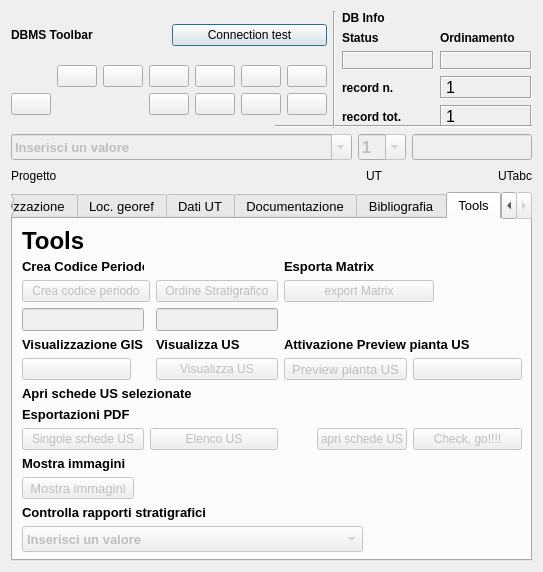
pyarchinit/pyarchinit_218, file pyarchinit_dev20130710/modules/gui/pyarchinit_UT_ui.ui: the form before one commit.
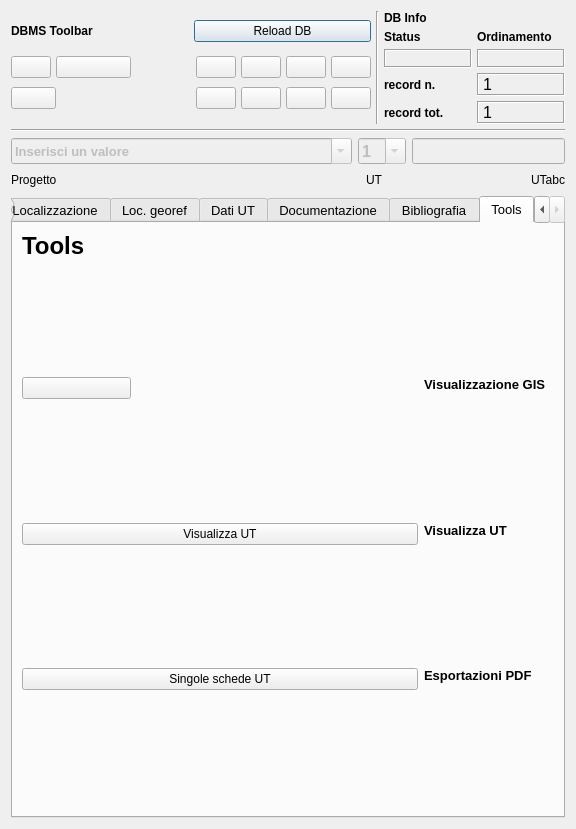
The form after the commit. The open tabs and pages were chosen to show the change. Icons and pictures are not drawn.

```diff
--- a/pyarchinit_dev20130710/modules/gui/pyarchinit_UT_ui.ui
+++ b/pyarchinit_dev20130710/modules/gui/pyarchinit_UT_ui.ui
@@ -6,8 +6,8 @@
    <rect>
     <x>0</x>
     <y>0</y>
-    <width>543</width>
-    <height>572</height>
+    <width>576</width>
+    <height>829</height>
    </rect>
   </property>
   <property name="minimumSize">
@@ -23,13 +23,33 @@
    <iconset resource="resources.qrc">
     <normaloff>:/images/iconPAI.png</normaloff>:/images/iconPAI.png</iconset>
   </property>
-  <layout class="QGridLayout" name="gridLayout_15">
-   <item row="0" column="0" rowspan="2" colspan="2">
+  <layout class="QGridLayout" name="gridLayout_18">
+   <item row="0" column="1">
+    <layout class="QGridLayout" name="gridLayout_10">
+     <item row="0" column="0">
+      <layout class="QVBoxLayout" name="verticalLayout_4">
+       <property name="spacing">
+        <number>6</number>
+       </property>
+       <item>
+        <layout class="QVBoxLayout" name="verticalLayout_3">
+         <item>
+          <layout class="QVBoxLayout" name="verticalLayout" stretch="0,0">
+           <property name="spacing">
+            <number>5</number>
+           </property>
+           <property name="sizeConstraint">
+            <enum>QLayout::SetFixedSize</enum>
+           </property>
+           <property name="topMargin">
+            <number>0</number>
+           </property>
+           <item>
     <layout class="QHBoxLayout" name="horizontalLayout">
      <item>
-      <layout class="QGridLayout" name="gridLayout_3">
+              <layout class="QGridLayout" name="gridLayout_2">
        <item row="0" column="0">
-        <widget class="QLabel" name="label_34">
+                <widget class="QLabel" name="label_29">
          <property name="font">
           <font>
            <weight>75</weight>
@@ -42,16 +62,16 @@
         </widget>
        </item>
        <item row="0" column="1">
-        <widget class="QPushButton" name="pushButton_connect_2">
+                <widget class="QPushButton" name="pushButton_connect">
          <property name="text">
-          <string>Connection test</string>
+                  <string>Reload DB</string>
          </property>
         </widget>
        </item>
        <item row="1" column="0" colspan="2">
-        <layout class="QGridLayout" name="gridLayout_4">
-         <item row="0" column="5">
-          <widget class="QPushButton" name="pushButton_first_rec_2">
+                <layout class="QGridLayout" name="gridLayout">
+                 <item row="0" column="0">
+                  <widget class="QPushButton" name="pushButton_first_rec">
            <property name="toolTip">
             <string>First rec</string>
            </property>
@@ -64,8 +84,22 @@
            </property>
           </widget>
          </item>
-         <item row="0" column="7">
-          <widget class="QPushButton" name="pushButton_next_rec_2">
+                 <item row="0" column="1" colspan="2">
+                  <widget class="QPushButton" name="pushButton_prev_rec">
+                   <property name="toolTip">
+                    <string>Prev rec</string>
+                   </property>
+                   <property name="text">
+                    <string/>
+                   </property>
+                   <property name="icon">
+                    <iconset>
+                     <normaloff>:/images/4_leftArrow.png</normaloff>:/images/4_leftArrow.png</iconset>
+                   </property>
+                  </widget>
+                 </item>
+                 <item row="0" column="4">
+                  <widget class="QPushButton" name="pushButton_next_rec">
            <property name="toolTip">
             <string>Next rec</string>
            </property>
@@ -78,8 +112,8 @@
            </property>
           </widget>
          </item>
-         <item row="0" column="8">
-          <widget class="QPushButton" name="pushButton_last_rec_2">
+                 <item row="0" column="5">
+                  <widget class="QPushButton" name="pushButton_last_rec">
            <property name="toolTip">
             <string>Last rec</string>
            </property>
@@ -92,8 +126,8 @@
            </property>
           </widget>
          </item>
-         <item row="0" column="9">
-          <widget class="QPushButton" name="pushButton_new_rec_2">
+                 <item row="0" column="6">
+                  <widget class="QPushButton" name="pushButton_new_rec">
            <property name="font">
             <font>
              <pointsize>9</pointsize>
@@ -111,8 +145,8 @@
            </property>
           </widget>
          </item>
-         <item row="0" column="10">
-          <widget class="QPushButton" name="pushButton_save_2">
+                 <item row="0" column="7">
+                  <widget class="QPushButton" name="pushButton_save">
            <property name="font">
             <font>
              <pointsize>9</pointsize>
@@ -133,8 +167,40 @@
            </property>
           </widget>
          </item>
-         <item row="1" column="7">
-          <widget class="QPushButton" name="pushButton_new_search_2">
+                 <item row="1" column="0" colspan="2">
+                  <widget class="QPushButton" name="pushButton_delete">
+                   <property name="font">
+                    <font>
+                     <pointsize>9</pointsize>
+                    </font>
+                   </property>
+                   <property name="toolTip">
+                    <string>Delete record</string>
+                   </property>
+                   <property name="text">
+                    <string/>
+                   </property>
+                   <property name="icon">
+                    <iconset>
+                     <normaloff>:/images/delete.png</normaloff>:/images/delete.png</iconset>
+                   </property>
+                  </widget>
+                 </item>
+                 <item row="1" column="2">
+                  <spacer name="horizontalSpacer">
+                   <property name="orientation">
+                    <enum>Qt::Horizontal</enum>
+                   </property>
+                   <property name="sizeHint" stdset="0">
+                    <size>
+                     <width>70</width>
+                     <height>30</height>
+                    </size>
+                   </property>
+                  </spacer>
+                 </item>
+                 <item row="1" column="4">
+                  <widget class="QPushButton" name="pushButton_new_search">
            <property name="font">
             <font>
              <pointsize>9</pointsize>
@@ -152,8 +218,8 @@
            </property>
           </widget>
          </item>
-         <item row="1" column="8">
-          <widget class="QPushButton" name="pushButton_search_go_2">
+                 <item row="1" column="5">
+                  <widget class="QPushButton" name="pushButton_search_go">
            <property name="font">
             <font>
              <pointsize>9</pointsize>
@@ -171,8 +237,8 @@
            </property>
           </widget>
          </item>
-         <item row="1" column="9">
-          <widget class="QPushButton" name="pushButton_sort_2">
+                 <item row="1" column="6">
+                  <widget class="QPushButton" name="pushButton_sort">
            <property name="font">
             <font>
              <pointsize>9</pointsize>
@@ -190,8 +256,8 @@
            </property>
           </widget>
          </item>
-         <item row="1" column="10">
-          <widget class="QPushButton" name="pushButton_view_all_2">
+                 <item row="1" column="7">
+                  <widget class="QPushButton" name="pushButton_view_all">
            <property name="font">
             <font>
              <pointsize>9</pointsize>
@@ -209,41 +275,18 @@
            </property>
           </widget>
          </item>
-         <item row="1" column="2">
-          <widget class="QPushButton" name="pushButton_delete_2">
-           <property name="enabled">
-            <bool>true</bool>
-           </property>
-           <property name="font">
-            <font>
-             <pointsize>9</pointsize>
-            </font>
-           </property>
-           <property name="toolTip">
-            <string>Delete record</string>
-           </property>
-           <property name="text">
-            <string/>
-           </property>
-           <property name="icon">
-            <iconset resource="resources.qrc">
-             <normaloff>:/images/delete.png</normaloff>:/images/delete.png</iconset>
-           </property>
-          </widget>
-         </item>
-         <item row="0" column="6">
-          <widget class="QPushButton" name="pushButton_prev_rec_2">
-           <property name="toolTip">
-            <string>Prev rec</string>
-           </property>
-           <property name="text">
-            <string/>
-           </property>
-           <property name="icon">
-            <iconset resource="resources.qrc">
-             <normaloff>:/images/4_leftArrow.png</normaloff>:/images/4_leftArrow.png</iconset>
-           </property>
-          </widget>
+                 <item row="0" column="3">
+                  <spacer name="horizontalSpacer_2">
+                   <property name="orientation">
+                    <enum>Qt::Horizontal</enum>
+                   </property>
+                   <property name="sizeHint" stdset="0">
+                    <size>
+                     <width>60</width>
+                     <height>20</height>
+                    </size>
+                   </property>
+                  </spacer>
          </item>
         </layout>
        </item>
@@ -275,7 +318,7 @@
         </widget>
        </item>
        <item row="1" column="0">
-        <layout class="QGridLayout" name="gridLayout_10">
+                <layout class="QGridLayout" name="gridLayout_4">
          <item row="0" column="1">
           <widget class="QLabel" name="label_43">
            <property name="font">
@@ -370,7 +413,7 @@
           </widget>
          </item>
          <item row="0" column="0">
-          <widget class="QLabel" name="label_35">
+                  <widget class="QLabel" name="label_34">
            <property name="font">
             <font>
              <pointsize>9</pointsize>
@@ -389,7 +432,7 @@
         </layout>
        </item>
        <item row="2" column="0">
-        <layout class="QGridLayout" name="gridLayout_14">
+                <layout class="QGridLayout" name="gridLayout_3">
          <item row="0" column="0">
           <widget class="QLabel" name="label_27">
            <property name="font">
@@ -486,7 +529,7 @@
      </item>
     </layout>
    </item>
-   <item row="1" column="1">
+           <item>
     <widget class="Line" name="line_8">
      <property name="font">
       <font>
@@ -499,7 +542,9 @@
      </property>
     </widget>
    </item>
-   <item row="2" column="0" colspan="2">
+          </layout>
+         </item>
+         <item>
     <layout class="QVBoxLayout" name="verticalLayout_2">
      <item>
       <layout class="QHBoxLayout" name="horizontalLayout_2">
@@ -741,10 +786,14 @@
      </item>
     </layout>
    </item>
-   <item row="3" column="0">
+        </layout>
+       </item>
+       <item>
     <layout class="QGridLayout" name="gridLayout_6"/>
    </item>
-   <item row="4" column="0" colspan="2">
+      </layout>
+     </item>
+     <item row="1" column="0">
     <widget class="QTabWidget" name="tabWidget_ut">
      <property name="font">
       <font>
@@ -1950,8 +1999,61 @@
        <string>Tools</string>
       </attribute>
       <layout class="QGridLayout" name="gridLayout_8">
-       <item row="0" column="0">
+         <item row="4" column="1" alignment="Qt::AlignTop">
+          <widget class="QPushButton" name="pushButton_showLayer">
+           <property name="font">
+            <font>
+             <pointsize>9</pointsize>
+            </font>
+           </property>
+           <property name="toolTip">
+            <string>Show Selcted Features</string>
+           </property>
+           <property name="text">
+            <string>Visualizza UT</string>
+           </property>
+           <property name="icon">
+            <iconset>
+             <normaloff>:/images/sheet.png</normaloff>:/images/sheet.png</iconset>
+           </property>
+           <property name="checkable">
+            <bool>false</bool>
+           </property>
+           <property name="default">
+            <bool>false</bool>
+           </property>
+           <property name="flat">
+            <bool>false</bool>
+           </property>
+          </widget>
+         </item>
+         <item row="5" column="1" alignment="Qt::AlignTop">
+          <widget class="QPushButton" name="pushButton_pdf_exp">
+           <property name="font">
+            <font>
+             <pointsize>9</pointsize>
+            </font>
+           </property>
+           <property name="toolTip">
+            <string>Export PDF</string>
+           </property>
+           <property name="text">
+            <string>Singole schede UT</string>
+           </property>
+           <property name="icon">
+            <iconset>
+             <normaloff>:/images/sheet.png</normaloff>:/images/sheet.png</iconset>
+           </property>
+          </widget>
+         </item>
+         <item row="0" column="1" alignment="Qt::AlignTop">
         <widget class="QLabel" name="label_36">
+           <property name="minimumSize">
+            <size>
+             <width>396</width>
+             <height>0</height>
+            </size>
+           </property>
          <property name="font">
           <font>
            <pointsize>18</pointsize>
@@ -1964,118 +2066,42 @@
          </property>
         </widget>
        </item>
-       <item row="1" column="0">
-        <widget class="QLabel" name="label_47">
-         <property name="font">
-          <font>
-           <weight>75</weight>
-           <bold>true</bold>
-          </font>
-         </property>
-         <property name="text">
-          <string>Crea Codice Periodo</string>
-         </property>
-        </widget>
-       </item>
-       <item row="1" column="3" colspan="2">
-        <widget class="QLabel" name="label_45">
-         <property name="font">
-          <font>
-           <weight>75</weight>
-           <bold>true</bold>
-          </font>
-         </property>
-         <property name="text">
-          <string>Esporta Matrix</string>
-         </property>
-        </widget>
-       </item>
-       <item row="2" column="0" colspan="2">
-        <widget class="QPushButton" name="pushButton_crea_codice_periodo">
-         <property name="enabled">
-          <bool>false</bool>
-         </property>
-         <property name="maximumSize">
+         <item row="1" column="1" alignment="Qt::AlignTop">
+          <widget class="QToolButton" name="toolButtonGis">
+           <property name="minimumSize">
           <size>
-           <width>150</width>
-           <height>16777215</height>
-          </size>
-         </property>
-         <property name="font">
-          <font>
-           <pointsize>9</pointsize>
-          </font>
-         </property>
+             <width>109</width>
+             <height>0</height>
+            </size>
+           </property>
          <property name="toolTip">
           <string>Show Selcted Features</string>
          </property>
          <property name="text">
-          <string>Crea codice periodo</string>
+            <string/>
          </property>
          <property name="icon">
-          <iconset resource="resources.qrc">
-           <normaloff>:/images/sheet.png</normaloff>:/images/sheet.png</iconset>
-         </property>
-        </widget>
-       </item>
-       <item row="2" column="2">
-        <widget class="QPushButton" name="pushButton_orderLayers">
-         <property name="enabled">
-          <bool>false</bool>
-         </property>
-         <property name="font">
-          <font>
-           <pointsize>9</pointsize>
-          </font>
-         </property>
-         <property name="text">
-          <string>Ordine Stratigrafico</string>
-         </property>
-        </widget>
-       </item>
-       <item row="2" column="3" colspan="3">
-        <widget class="QPushButton" name="pushButton_export_matrix">
-         <property name="enabled">
+            <iconset>
+             <normaloff>:/images/GIS.png</normaloff>:/images/GIS.png</iconset>
+           </property>
+           <property name="shortcut">
+            <string>Ctrl+G</string>
+           </property>
+           <property name="checkable">
+            <bool>true</bool>
+           </property>
+           <property name="checked">
           <bool>false</bool>
          </property>
-         <property name="maximumSize">
-          <size>
-           <width>150</width>
-           <height>16777215</height>
-          </size>
-         </property>
-         <property name="font">
-          <font>
-           <pointsize>9</pointsize>
-          </font>
-         </property>
-         <property name="toolTip">
-          <string>Export PDF</string>
-         </property>
-         <property name="text">
-          <string>export Matrix</string>
-         </property>
-         <property name="icon">
-          <iconset resource="resources.qrc">
-           <normaloff>:/images/sheet.png</normaloff>:/images/sheet.png</iconset>
-         </property>
-        </widget>
-       </item>
-       <item row="3" column="0">
-        <widget class="QLineEdit" name="lineEdit_codice_periodo">
-         <property name="enabled">
-          <bool>false</bool>
-         </property>
-        </widget>
-       </item>
-       <item row="3" column="2">
-        <widget class="QLineEdit" name="lineEditOrderLayer">
-         <property name="enabled">
-          <bool>false</bool>
-         </property>
-        </widget>
-       </item>
-       <item row="4" column="0">
+           <property name="toolButtonStyle">
+            <enum>Qt::ToolButtonTextOnly</enum>
+           </property>
+           <property name="arrowType">
+            <enum>Qt::NoArrow</enum>
+           </property>
+          </widget>
+         </item>
+         <item row="1" column="2" alignment="Qt::AlignTop">
         <widget class="QLabel" name="label_38">
          <property name="font">
           <font>
@@ -2088,7 +2114,7 @@
          </property>
         </widget>
        </item>
-       <item row="4" column="2">
+         <item row="4" column="2" alignment="Qt::AlignTop">
         <widget class="QLabel" name="label_46">
          <property name="font">
           <font>
@@ -2097,167 +2123,11 @@
           </font>
          </property>
          <property name="text">
-          <string>Visualizza US</string>
+            <string>Visualizza UT</string>
          </property>
         </widget>
        </item>
-       <item row="4" column="3" colspan="3">
-        <widget class="QLabel" name="label_39">
-         <property name="font">
-          <font>
-           <weight>75</weight>
-           <bold>true</bold>
-          </font>
-         </property>
-         <property name="text">
-          <string>Attivazione Preview pianta US</string>
-         </property>
-        </widget>
-       </item>
-       <item row="5" column="0">
-        <widget class="QToolButton" name="toolButtonGis">
-         <property name="enabled">
-          <bool>false</bool>
-         </property>
-         <property name="minimumSize">
-          <size>
-           <width>109</width>
-           <height>0</height>
-          </size>
-         </property>
-         <property name="toolTip">
-          <string/>
-         </property>
-         <property name="text">
-          <string/>
-         </property>
-         <property name="icon">
-          <iconset resource="resources.qrc">
-           <normaloff>:/images/GIS.png</normaloff>:/images/GIS.png</iconset>
-         </property>
-         <property name="shortcut">
-          <string>Ctrl+G</string>
-         </property>
-         <property name="checkable">
-          <bool>true</bool>
-         </property>
-         <property name="checked">
-          <bool>false</bool>
-         </property>
-         <property name="toolButtonStyle">
-          <enum>Qt::ToolButtonTextOnly</enum>
-         </property>
-         <property name="arrowType">
-          <enum>Qt::NoArrow</enum>
-         </property>
-        </widget>
-       </item>
-       <item row="5" column="2">
-        <widget class="QPushButton" name="pushButton_showLayer">
-         <property name="enabled">
-          <bool>false</bool>
-         </property>
-         <property name="font">
-          <font>
-           <pointsize>9</pointsize>
-          </font>
-         </property>
-         <property name="toolTip">
-          <string>Show Selcted Features</string>
-         </property>
-         <property name="text">
-          <string>Visualizza US</string>
-         </property>
-         <property name="icon">
-          <iconset resource="resources.qrc">
-           <normaloff>:/images/sheet.png</normaloff>:/images/sheet.png</iconset>
-         </property>
-        </widget>
-       </item>
-       <item row="5" column="3" colspan="2">
-        <widget class="QToolButton" name="toolButtonPreview">
-         <property name="enabled">
-          <bool>false</bool>
-         </property>
-         <property name="toolTip">
-          <string/>
-         </property>
-         <property name="text">
-          <string>Preview pianta US</string>
-         </property>
-         <property name="icon">
-          <iconset resource="resources.qrc">
-           <normaloff>:/images/GIS.png</normaloff>:/images/GIS.png</iconset>
-         </property>
-         <property name="shortcut">
-          <string>Ctrl+G</string>
-         </property>
-         <property name="checkable">
-          <bool>true</bool>
-         </property>
-         <property name="checked">
-          <bool>false</bool>
-         </property>
-         <property name="toolButtonStyle">
-          <enum>Qt::ToolButtonTextOnly</enum>
-         </property>
-         <property name="arrowType">
-          <enum>Qt::NoArrow</enum>
-         </property>
-        </widget>
-       </item>
-       <item row="5" column="5">
-        <widget class="QToolButton" name="toolButtonPan">
-         <property name="enabled">
-          <bool>false</bool>
-         </property>
-         <property name="minimumSize">
-          <size>
-           <width>109</width>
-           <height>0</height>
-          </size>
-         </property>
-         <property name="toolTip">
-          <string>Pan tool</string>
-         </property>
-         <property name="text">
-          <string/>
-         </property>
-         <property name="icon">
-          <iconset resource="resources.qrc">
-           <normaloff>:/images/mActionPan.png</normaloff>:/images/mActionPan.png</iconset>
-         </property>
-         <property name="shortcut">
-          <string>Ctrl+G</string>
-         </property>
-         <property name="checkable">
-          <bool>true</bool>
-         </property>
-         <property name="checked">
-          <bool>false</bool>
-         </property>
-         <property name="toolButtonStyle">
-          <enum>Qt::ToolButtonTextOnly</enum>
-         </property>
-         <property name="arrowType">
-          <enum>Qt::NoArrow</enum>
-         </property>
-        </widget>
-       </item>
-       <item row="6" column="0" colspan="3">
-        <widget class="QLabel" name="label_40">
-         <property name="font">
-          <font>
-           <weight>75</weight>
-           <bold>true</bold>
-          </font>
-         </property>
-         <property name="text">
-          <string>Apri schede US selezionate</string>
-         </property>
-        </widget>
-       </item>
-       <item row="8" column="0">
+         <item row="5" column="2" alignment="Qt::AlignTop">
         <widget class="QLabel" name="label_41">
          <property name="font">
           <font>
@@ -2270,180 +2140,11 @@
          </property>
         </widget>
        </item>
-       <item row="9" column="0">
-        <widget class="QPushButton" name="pushButton_pdf_exp">
-         <property name="enabled">
-          <bool>false</bool>
-         </property>
-         <property name="font">
-          <font>
-           <pointsize>9</pointsize>
-          </font>
-         </property>
-         <property name="toolTip">
-          <string>Export PDF</string>
-         </property>
-         <property name="text">
-          <string>Singole schede US</string>
-         </property>
-         <property name="icon">
-          <iconset resource="resources.qrc">
-           <normaloff>:/images/sheet.png</normaloff>:/images/sheet.png</iconset>
-         </property>
-        </widget>
-       </item>
-       <item row="9" column="1" colspan="2">
-        <widget class="QPushButton" name="pushButton_exp_index_us">
-         <property name="enabled">
-          <bool>false</bool>
-         </property>
-         <property name="font">
-          <font>
-           <pointsize>9</pointsize>
-          </font>
-         </property>
-         <property name="text">
-          <string>Elenco US</string>
-         </property>
-         <property name="icon">
-          <iconset resource="resources.qrc">
-           <normaloff>:/images/sheet.png</normaloff>:/images/sheet.png</iconset>
-         </property>
-        </widget>
-       </item>
-       <item row="10" column="0">
-        <widget class="QLabel" name="label_44">
-         <property name="font">
-          <font>
-           <weight>75</weight>
-           <bold>true</bold>
-          </font>
-         </property>
-         <property name="text">
-          <string>Mostra immagini</string>
-         </property>
-        </widget>
-       </item>
-       <item row="11" column="0">
-        <widget class="QToolButton" name="toolButtonPreviewMedia">
-         <property name="enabled">
-          <bool>false</bool>
-         </property>
-         <property name="minimumSize">
-          <size>
-           <width>109</width>
-           <height>0</height>
-          </size>
-         </property>
-         <property name="text">
-          <string>Mostra immagini</string>
-         </property>
-         <property name="icon">
-          <iconset resource="resources.qrc">
-           <normaloff>:/images/photo.png</normaloff>:/images/photo.png</iconset>
-         </property>
-         <property name="checkable">
-          <bool>true</bool>
-         </property>
-        </widget>
-       </item>
-       <item row="12" column="0" colspan="3">
-        <widget class="QLabel" name="label_70">
-         <property name="font">
-          <font>
-           <weight>75</weight>
-           <bold>true</bold>
-          </font>
-         </property>
-         <property name="text">
-          <string>Controlla rapporti stratigrafici</string>
-         </property>
-        </widget>
-       </item>
-       <item row="13" column="0" colspan="4">
-        <widget class="QComboBox" name="comboBox_sito_rappcheck">
-         <property name="enabled">
-          <bool>false</bool>
-         </property>
-         <property name="minimumSize">
-          <size>
-           <width>341</width>
-           <height>26</height>
-          </size>
-         </property>
-         <property name="font">
-          <font>
-           <pointsize>10</pointsize>
-           <weight>75</weight>
-           <bold>true</bold>
-          </font>
-         </property>
-         <property name="mouseTracking">
-          <bool>true</bool>
-         </property>
-         <property name="editable">
-          <bool>false</bool>
-         </property>
-         <property name="maxVisibleItems">
-          <number>99999</number>
-         </property>
-         <property name="maxCount">
-          <number>2147483647</number>
-         </property>
-         <item>
-          <property name="text">
-           <string>Inserisci un valore</string>
-          </property>
-         </item>
-        </widget>
-       </item>
-       <item row="9" column="5">
-        <widget class="QPushButton" name="pushButton_rapp_check">
-         <property name="enabled">
-          <bool>false</bool>
-         </property>
-         <property name="font">
-          <font>
-           <pointsize>9</pointsize>
-          </font>
-         </property>
-         <property name="toolTip">
-          <string>Export PDF</string>
-         </property>
-         <property name="text">
-          <string>Check, go!!!!</string>
-         </property>
-         <property name="icon">
-          <iconset resource="resources.qrc">
-           <normaloff>:/images/sheet.png</normaloff>:/images/sheet.png</iconset>
-         </property>
-        </widget>
-       </item>
-       <item row="9" column="4">
-        <widget class="QPushButton" name="pushButton_showSelectedFeatures">
-         <property name="enabled">
-          <bool>false</bool>
-         </property>
-         <property name="font">
-          <font>
-           <pointsize>9</pointsize>
-          </font>
-         </property>
-         <property name="toolTip">
-          <string>Show Selcted Features</string>
-         </property>
-         <property name="text">
-          <string>apri schede US</string>
-         </property>
-         <property name="icon">
-          <iconset resource="resources.qrc">
-           <normaloff>:/images/sheet.png</normaloff>:/images/sheet.png</iconset>
-         </property>
-        </widget>
-       </item>
-      </layout>
-     </widget>
-    </widget>
+        </layout>
+       </widget>
+      </widget>
+     </item>
+    </layout>
    </item>
   </layout>
  </widget>
```
Left out of the diff: 48 changed lines with no effect on the pictures. Lines whose indentation alone changed are shown as unchanged.
